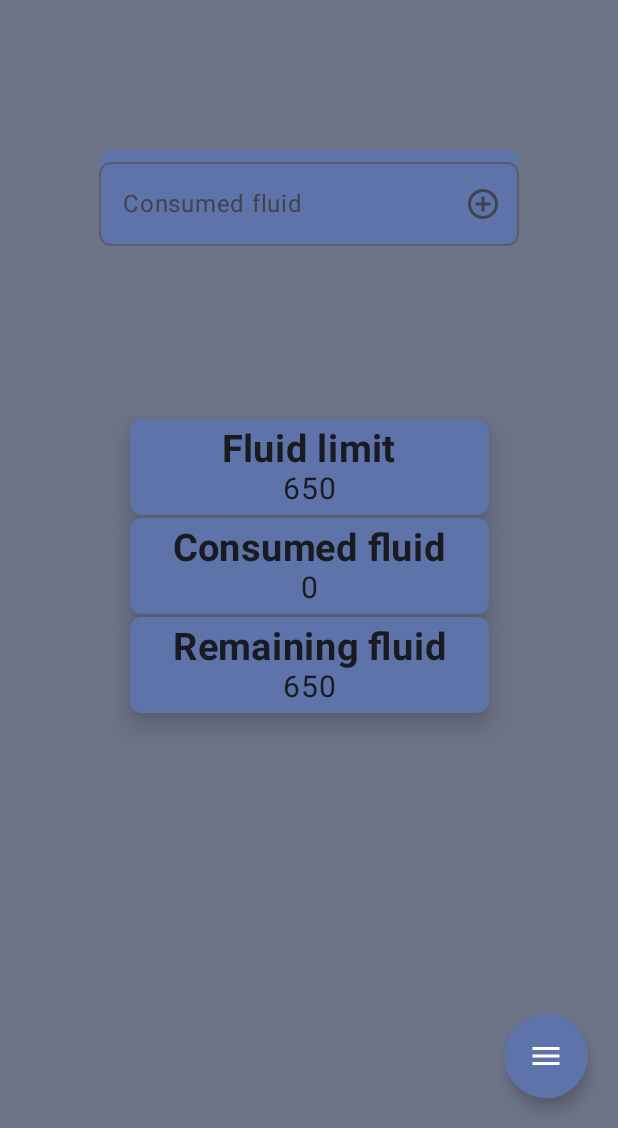
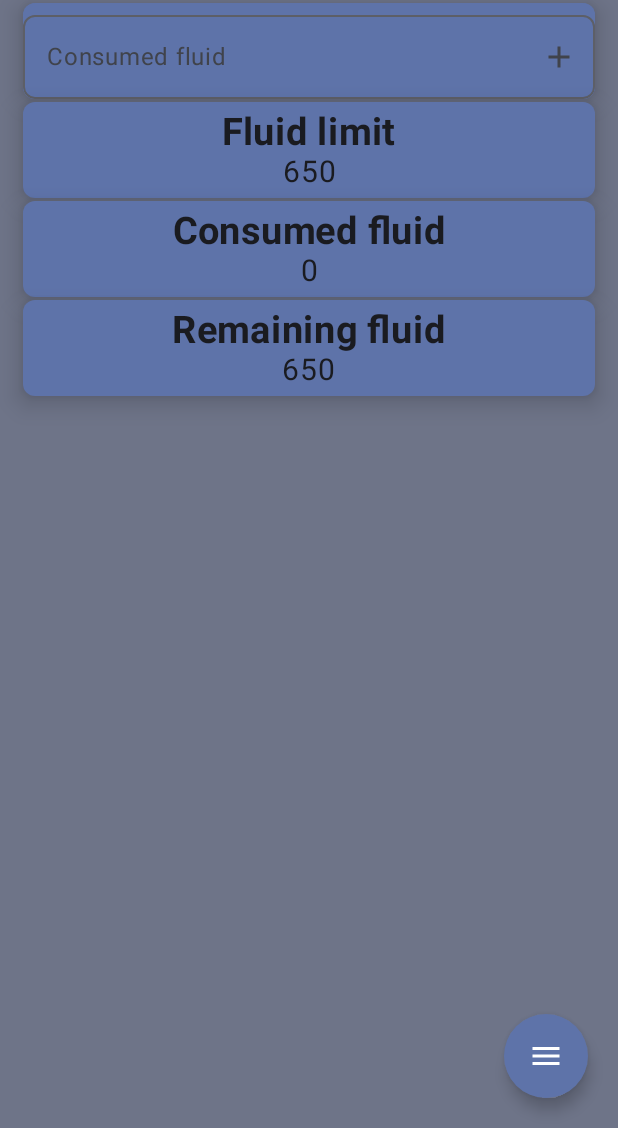
Before and after one commit to MattiasHagelin/Dialysis, an Android app built with Jetpack Compose: the FluidBalanceScreen screen opened through its navigation route, on a phone screen of 412 x 824 dp, the part 108-1236 px from its top. Run offline under Robolectric (Android 15) with nearby library versions, the phone set to English and light mode, and no system bars; our stand-ins replace Firebase (no records; nobody signed in at launch, a user with empty details on screens opened directly).

Commit message:
Separate interfaces from repositories Rework FluidBalance UI

```diff
--- a/app/src/main/java/com/math3249/dialysis/data/repository/DialysisRepository.kt
+++ b/app/src/main/java/com/math3249/dialysis/data/repository/DialysisRepository.kt
@@ -7,7 +7,7 @@ import com.google.firebase.database.FirebaseDatabase
 import com.google.firebase.database.ValueEventListener
 import com.math3249.dialysis.BaseApp
 import com.math3249.dialysis.data.model.DialysisEntry
-import com.math3249.dialysis.data.repository.repository_interface.DialysisInterface
+import com.math3249.dialysis.data.repository.repository_interface.IDialysis
 import com.math3249.dialysis.other.Constants
 import kotlinx.coroutines.channels.awaitClose
 import kotlinx.coroutines.channels.trySendBlocking
@@ -16,7 +16,7 @@ import java.time.LocalDate
 
 class DialysisRepository (
    database: FirebaseDatabase
-): DialysisInterface {
+): IDialysis {
     private val group = database.getReference(Constants.TABLE_GROUP)
     override suspend fun getDialysisEntries(groupKey: String) = callbackFlow<Result<MutableList<DialysisEntry>>> {
         val entryListener = object : ValueEventListener{
--- a/app/src/main/java/com/math3249/dialysis/data/repository/FluidBalanceRepository.kt
+++ b/app/src/main/java/com/math3249/dialysis/data/repository/FluidBalanceRepository.kt
@@ -7,7 +7,7 @@ import com.google.firebase.database.FirebaseDatabase
 import com.google.firebase.database.ValueEventListener
 import com.math3249.dialysis.data.model.FluidBalance
 import com.math3249.dialysis.data.model.GroupMember
-import com.math3249.dialysis.data.repository.repository_interface.FluidBalanceInterface
+import com.math3249.dialysis.data.repository.repository_interface.IFluidBalance
 import com.math3249.dialysis.other.Constants
 import kotlinx.coroutines.channels.awaitClose
 import kotlinx.coroutines.channels.trySendBlocking
@@ -15,7 +15,7 @@ import kotlinx.coroutines.flow.callbackFlow
 
 class FluidBalanceRepository (
     private val database: FirebaseDatabase
-): FluidBalanceInterface {
+): IFluidBalance {
     private val group = database.getReference(Constants.TABLE_GROUP)//.child(BaseApp.groupKey).child(Constants.TABLE_FLUID_BALANCE)
     private val groupMember = database.getReference(Constants.TABLE_GROUP_MEMBER)
 
--- a/app/src/main/java/com/math3249/dialysis/data/repository/UserRepository.kt
+++ b/app/src/main/java/com/math3249/dialysis/data/repository/UserRepository.kt
@@ -7,7 +7,7 @@ import com.google.firebase.database.FirebaseDatabase
 import com.google.firebase.database.ValueEventListener
 import com.google.firebase.database.values
 import com.math3249.dialysis.data.model.GroupMember
-import com.math3249.dialysis.data.repository.repository_interface.UserInterface
+import com.math3249.dialysis.data.repository.repository_interface.IUser
 import com.math3249.dialysis.other.Constants
 import kotlinx.coroutines.channels.awaitClose
 import kotlinx.coroutines.channels.trySendBlocking
@@ -15,7 +15,7 @@ import kotlinx.coroutines.flow.callbackFlow
 
 class UserRepository (
     private val database: FirebaseDatabase
-): UserInterface {
+): IUser {
 
     private val groupMember = database.getReference(Constants.TABLE_GROUP_MEMBER)
     private val group = database.getReference(Constants.TABLE_GROUP)
--- a/app/src/main/java/com/math3249/dialysis/data/repository/repository_interface/DialysisInterface.kt
+++ b/app/src/main/java/com/math3249/dialysis/data/repository/repository_interface/IDialysis.kt
@@ -3,7 +3,7 @@ package com.math3249.dialysis.data.repository.repository_interface
 import com.math3249.dialysis.data.model.DialysisEntry
 import kotlinx.coroutines.flow.Flow
 
-interface DialysisInterface {
+interface IDialysis {
     suspend fun getDialysisEntries(groupKey: String): Flow<Result<MutableList<DialysisEntry>>>
     suspend fun updateDialysisEntry(data: DialysisEntry, groupKey: String)
     suspend fun deleteDialysisEntry(key: String, groupKey: String)
--- a/app/src/main/java/com/math3249/dialysis/data/repository/repository_interface/FluidBalanceInterface.kt
+++ b/app/src/main/java/com/math3249/dialysis/data/repository/repository_interface/IFluidBalance.kt
@@ -4,7 +4,7 @@ import com.math3249.dialysis.data.model.FluidBalance
 import com.math3249.dialysis.data.repository.GroupMemberCallback
 import kotlinx.coroutines.flow.Flow
 
-interface FluidBalanceInterface {
+interface IFluidBalance {
     suspend fun getFluidBalance(groupKey: String): Flow<Result<FluidBalance>>
     suspend fun addConsumedFluid(data: FluidBalance, groupKey: String)
     suspend fun resetFluidBalance(groupKey: String)
--- a/app/src/main/java/com/math3249/dialysis/data/repository/repository_interface/UserInterface.kt
+++ b/app/src/main/java/com/math3249/dialysis/data/repository/repository_interface/IUser.kt
@@ -2,7 +2,7 @@ package com.math3249.dialysis.data.repository.repository_interface
 
 import kotlinx.coroutines.flow.Flow
 
-interface UserInterface {
+interface IUser {
     suspend fun getGroupKey(user: String): Flow<Result<String>>
     suspend fun addNewGroupMember(user: String)
     suspend fun createNewGroup(user: String)
--- a/app/src/main/java/com/math3249/dialysis/di/DialysisModule.kt
+++ b/app/src/main/java/com/math3249/dialysis/di/DialysisModule.kt
@@ -5,7 +5,7 @@ import com.google.firebase.Firebase
 import com.google.firebase.database.FirebaseDatabase
 import com.google.firebase.database.database
 import com.math3249.dialysis.data.repository.DialysisRepository
-import com.math3249.dialysis.data.repository.repository_interface.DialysisInterface
+import com.math3249.dialysis.data.repository.repository_interface.IDialysis
 import com.math3249.dialysis.di.di_interface.IDialysisModule
 import com.math3249.dialysis.other.Constants
 
@@ -16,7 +16,7 @@ class DialysisModule(
     override val database: FirebaseDatabase by lazy {
         Firebase.database(Constants.DATABASE_BASE_URL)
     }
-    override val dialysisRepository: DialysisInterface by lazy {
+    override val dialysisRepository: IDialysis by lazy {
         DialysisRepository(database)
     }
 
--- a/app/src/main/java/com/math3249/dialysis/di/FluidBalanceModule.kt
+++ b/app/src/main/java/com/math3249/dialysis/di/FluidBalanceModule.kt
@@ -5,7 +5,7 @@ import com.google.firebase.Firebase
 import com.google.firebase.database.FirebaseDatabase
 import com.google.firebase.database.database
 import com.math3249.dialysis.data.repository.FluidBalanceRepository
-import com.math3249.dialysis.data.repository.repository_interface.FluidBalanceInterface
+import com.math3249.dialysis.data.repository.repository_interface.IFluidBalance
 import com.math3249.dialysis.di.di_interface.IFluidBalanceModule
 import com.math3249.dialysis.other.Constants
 
@@ -15,7 +15,7 @@ class FluidBalanceModule(
     override val database: FirebaseDatabase by lazy {
         Firebase.database(Constants.DATABASE_BASE_URL)
     }
-    override val fluidBalanceRepository: FluidBalanceInterface by lazy {
+    override val fluidBalanceRepository: IFluidBalance by lazy {
         FluidBalanceRepository(database)
     }
 }
--- a/app/src/main/java/com/math3249/dialysis/di/UserModule.kt
+++ b/app/src/main/java/com/math3249/dialysis/di/UserModule.kt
@@ -5,7 +5,7 @@ import com.google.firebase.Firebase
 import com.google.firebase.database.FirebaseDatabase
 import com.google.firebase.database.database
 import com.math3249.dialysis.data.repository.UserRepository
-import com.math3249.dialysis.data.repository.repository_interface.UserInterface
+import com.math3249.dialysis.data.repository.repository_interface.IUser
 import com.math3249.dialysis.di.di_interface.IUserModule
 import com.math3249.dialysis.other.Constants
 
@@ -16,7 +16,7 @@ class UserModule(
     override val database: FirebaseDatabase by lazy {
         Firebase.database(Constants.DATABASE_BASE_URL)
     }
-    override val userRepository: UserInterface by lazy {
+    override val userRepository: IUser by lazy {
         UserRepository(database)
     }
 
--- a/app/src/main/java/com/math3249/dialysis/di/di_interface/IDialysisModule.kt
+++ b/app/src/main/java/com/math3249/dialysis/di/di_interface/IDialysisModule.kt
@@ -1,9 +1,9 @@
 package com.math3249.dialysis.di.di_interface
 
 import com.google.firebase.database.FirebaseDatabase
-import com.math3249.dialysis.data.repository.repository_interface.DialysisInterface
+import com.math3249.dialysis.data.repository.repository_interface.IDialysis
 
 interface IDialysisModule{
     val database: FirebaseDatabase
-    val dialysisRepository: DialysisInterface
+    val dialysisRepository: IDialysis
 }
--- a/app/src/main/java/com/math3249/dialysis/di/di_interface/IFluidBalanceModule.kt
+++ b/app/src/main/java/com/math3249/dialysis/di/di_interface/IFluidBalanceModule.kt
@@ -1,9 +1,9 @@
 package com.math3249.dialysis.di.di_interface
 
 import com.google.firebase.database.FirebaseDatabase
-import com.math3249.dialysis.data.repository.repository_interface.FluidBalanceInterface
+import com.math3249.dialysis.data.repository.repository_interface.IFluidBalance
 
 interface IFluidBalanceModule {
     val database: FirebaseDatabase
-    val fluidBalanceRepository: FluidBalanceInterface
+    val fluidBalanceRepository: IFluidBalance
 }
--- a/app/src/main/java/com/math3249/dialysis/di/di_interface/IUserModule.kt
+++ b/app/src/main/java/com/math3249/dialysis/di/di_interface/IUserModule.kt
@@ -1,9 +1,9 @@
 package com.math3249.dialysis.di.di_interface
 
 import com.google.firebase.database.FirebaseDatabase
-import com.math3249.dialysis.data.repository.repository_interface.UserInterface
+import com.math3249.dialysis.data.repository.repository_interface.IUser
 
 interface IUserModule {
     val database: FirebaseDatabase
-    val userRepository: UserInterface
+    val userRepository: IUser
 }
--- a/app/src/main/java/com/math3249/dialysis/ui/screen/FluidBalanceScreen.kt
+++ b/app/src/main/java/com/math3249/dialysis/ui/screen/FluidBalanceScreen.kt
@@ -14,7 +14,7 @@ import androidx.compose.foundation.shape.CircleShape
 import androidx.compose.foundation.shape.RoundedCornerShape
 import androidx.compose.foundation.text.KeyboardActionScope
 import androidx.compose.material.icons.Icons
-import androidx.compose.material.icons.outlined.AddCircleOutline
+import androidx.compose.material.icons.outlined.Add
 import androidx.compose.material.icons.outlined.Logout
 import androidx.compose.material.icons.outlined.Menu
 import androidx.compose.material.icons.outlined.Refresh
@@ -64,6 +64,18 @@ fun FluidBalanceScreen(
             .fillMaxSize()
             .background(MaterialTheme.colorScheme.secondaryContainer)
     ) {
+        Column (
+            modifier = Modifier
+                .align(Alignment.TopCenter)
+                .fillMaxSize()
+        ){
+            Box (
+                modifier = Modifier
+                    .fillMaxWidth()
+                    .padding(start = 15.dp, top = 2.dp, end = 15.dp)
+                    .shadow(10.dp, RoundedCornerShape(8.dp))
+                    .background(MaterialTheme.colorScheme.primaryContainer)
+            ) {
                 OutlinedNumberField(
                     value = viewModel.consumedFluid.collectAsStateWithLifecycle().value,
                     label = { Text(stringResource(R.string.header_consumed_fluid)) },
@@ -76,7 +88,7 @@ fun FluidBalanceScreen(
                     },
                     trailingIcon = {
                         Icon(
-                    imageVector = Icons.Outlined.AddCircleOutline,
+                            imageVector = Icons.Outlined.Add,
                             contentDescription = stringResource(R.string.add),
                             modifier = Modifier.clickable {
                                 viewModel.addConsumedFluid(viewModel.consumedFluid.value)
@@ -86,23 +98,20 @@ fun FluidBalanceScreen(
                         ) },
                     modifier = Modifier
                         .focusRequester(focusRequester)
-                .padding(top = 100.dp)
-                .align(Alignment.TopCenter)
                         .background(
                             MaterialTheme.colorScheme.primaryContainer,
                             RoundedCornerShape(8.dp)
                         )
+                        .fillMaxWidth()
                 )
-        Column (
-            modifier = Modifier
-                .align(Alignment.Center)
-        ){
+            }
+
             TextCard(
                 header = stringResource(R.string.header_fluid_limit),
                 content = fluidBalance.fluidLimit.toString(),
                 modifier = Modifier
-                    .width(250.dp)
-                    .padding(start = 5.dp, top = 2.dp, end = 5.dp)
+                    .fillMaxWidth()
+                    .padding(start = 15.dp, top = 2.dp, end = 15.dp)
                     .shadow(10.dp, RoundedCornerShape(8.dp))
                     .background(MaterialTheme.colorScheme.primaryContainer)
                     .clickable {
@@ -114,8 +123,8 @@ fun FluidBalanceScreen(
                 header = stringResource(R.string.header_consumed_fluid),
                 content = fluidBalance.consumedFluid.toString(),
                 modifier = Modifier
-                    .width(250.dp)
-                    .padding(start = 5.dp, top = 2.dp, end = 5.dp)
+                    .fillMaxWidth()
+                    .padding(start = 15.dp, top = 2.dp, end = 15.dp)
                     .shadow(10.dp, RoundedCornerShape(8.dp))
                     .background(MaterialTheme.colorScheme.primaryContainer)
             )
@@ -123,8 +132,8 @@ fun FluidBalanceScreen(
                 header = stringResource(R.string.header_remaining_fluid),
                 content = (fluidBalance.fluidLimit.minus(fluidBalance.consumedFluid)).toString(),
                 modifier = Modifier
-                    .width(250.dp)
-                    .padding(start = 5.dp, top = 2.dp, end = 5.dp)
+                    .fillMaxWidth()
+                    .padding(start = 15.dp, top = 2.dp, end = 15.dp)
                     .shadow(10.dp, RoundedCornerShape(8.dp))
                     .background(MaterialTheme.colorScheme.primaryContainer)
             )
--- a/app/src/main/java/com/math3249/dialysis/ui/viewmodel/DialysisViewModel.kt
+++ b/app/src/main/java/com/math3249/dialysis/ui/viewmodel/DialysisViewModel.kt
@@ -7,13 +7,13 @@ import com.math3249.dialysis.data.model.DialysisEntry
 import com.math3249.dialysis.data.model.DialysisProgram
 import com.math3249.dialysis.other.BooleanType
 import com.math3249.dialysis.other.Constants
-import com.math3249.dialysis.data.repository.repository_interface.DialysisInterface
+import com.math3249.dialysis.data.repository.repository_interface.IDialysis
 import kotlinx.coroutines.flow.MutableStateFlow
 import kotlinx.coroutines.flow.asStateFlow
 import kotlinx.coroutines.launch
 
 class DialysisViewModel(
-    private val repository: DialysisInterface
+    private val repository: IDialysis
 ): ViewModel() {
     private val _entries = MutableStateFlow<MutableList<DialysisEntry>?>(mutableListOf())
     private val _showAddDialog = MutableStateFlow<Boolean>(false)
--- a/app/src/main/java/com/math3249/dialysis/ui/viewmodel/FluidBalanceViewModel.kt
+++ b/app/src/main/java/com/math3249/dialysis/ui/viewmodel/FluidBalanceViewModel.kt
@@ -6,14 +6,14 @@ import androidx.lifecycle.viewModelScope
 import com.math3249.dialysis.BaseApp
 import com.math3249.dialysis.data.model.FluidBalance
 import com.math3249.dialysis.data.model.GroupMember
-import com.math3249.dialysis.data.repository.repository_interface.FluidBalanceInterface
+import com.math3249.dialysis.data.repository.repository_interface.IFluidBalance
 import com.math3249.dialysis.data.repository.GroupMemberCallback
 import kotlinx.coroutines.flow.MutableStateFlow
 import kotlinx.coroutines.flow.asStateFlow
 import kotlinx.coroutines.launch
 
 class FluidBalanceViewModel(
-    private val repository: FluidBalanceInterface
+    private val repository: IFluidBalance
 ) :ViewModel(){
     private val _fluidBalance = MutableStateFlow<FluidBalance?>(FluidBalance())
     private val _editFluidLimit = MutableStateFlow("")
--- a/app/src/main/java/com/math3249/dialysis/ui/viewmodel/UserViewModel.kt
+++ b/app/src/main/java/com/math3249/dialysis/ui/viewmodel/UserViewModel.kt
@@ -3,12 +3,12 @@ package com.math3249.dialysis.ui.viewmodel
 import androidx.lifecycle.ViewModel
 import androidx.lifecycle.viewModelScope
 import com.math3249.dialysis.BaseApp
-import com.math3249.dialysis.data.repository.repository_interface.UserInterface
+import com.math3249.dialysis.data.repository.repository_interface.IUser
 import kotlinx.coroutines.flow.MutableStateFlow
 import kotlinx.coroutines.launch
 
 class UserViewModel(
-    private val repository: UserInterface
+    private val repository: IUser
 ): ViewModel() {
 
     private val _groupKey = MutableStateFlow("")
```
Lines whose indentation alone changed are shown as unchanged.
